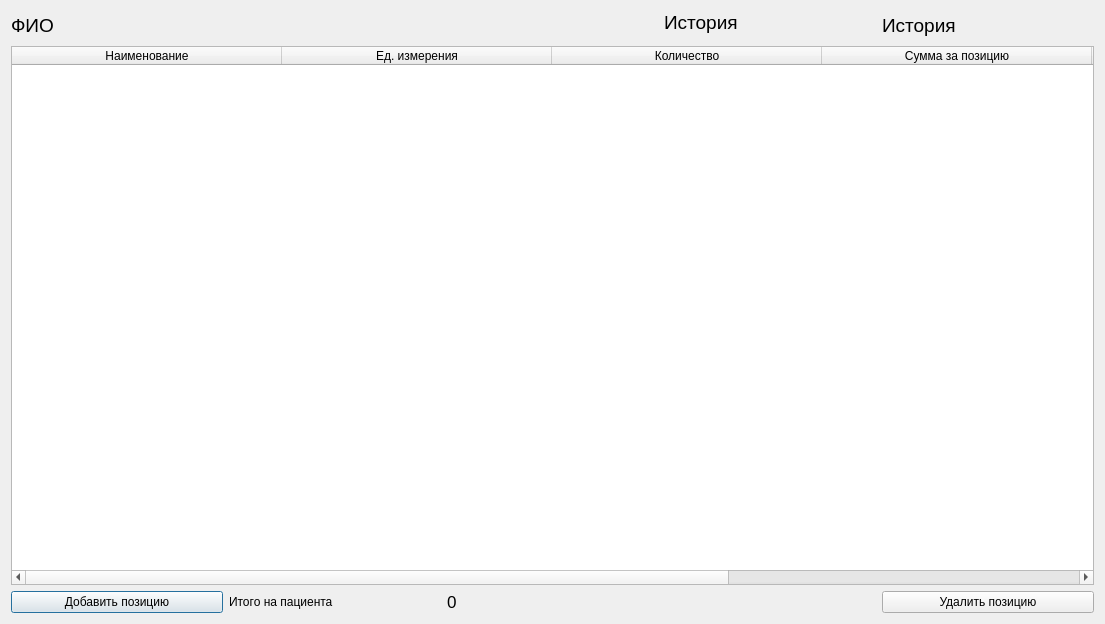
Qt form UI_files/PatientAll_costs.ui (Vofanchik/patient_estimate) before a commit.
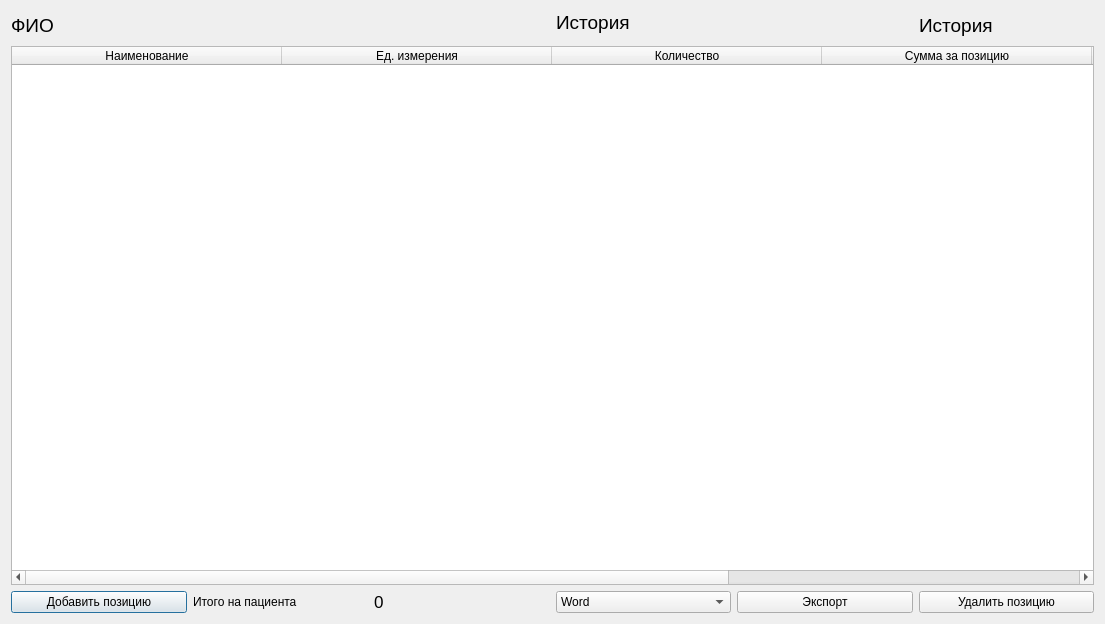
The same form after that commit.

Patch:
```diff
--- a/UI_files/PatientAll_costs.ui
+++ b/UI_files/PatientAll_costs.ui
@@ -19,7 +19,7 @@
    <string>Расходы на пациента</string>
   </property>
   <layout class="QGridLayout" name="gridLayout">
-   <item row="3" column="0">
+   <item row="4" column="0">
     <widget class="QPushButton" name="pushButton">
      <property name="font">
       <font>
@@ -31,7 +31,7 @@
      </property>
     </widget>
    </item>
-   <item row="0" column="4" rowspan="2">
+   <item row="0" column="5" rowspan="2">
     <layout class="QHBoxLayout" name="horizontalLayout">
      <item>
       <layout class="QHBoxLayout" name="horizontalLayout_2">
@@ -72,7 +72,7 @@
      </property>
     </widget>
    </item>
-   <item row="3" column="4">
+   <item row="4" column="5">
     <widget class="QPushButton" name="pushButton_2">
      <property name="font">
       <font>
@@ -97,33 +97,7 @@
      </property>
     </widget>
    </item>
-   <item row="3" column="2">
-    <widget class="QLabel" name="label_4">
-     <property name="font">
-      <font>
-       <family>MS Shell Dlg 2</family>
-       <pointsize>13</pointsize>
-       <italic>false</italic>
-      </font>
-     </property>
-     <property name="text">
-      <string>0</string>
-     </property>
-    </widget>
-   </item>
-   <item row="3" column="1">
-    <widget class="QLabel" name="label_3">
-     <property name="font">
-      <font>
-       <family>MS Shell Dlg 2</family>
-      </font>
-     </property>
-     <property name="text">
-      <string>Итого на пациента</string>
-     </property>
-    </widget>
-   </item>
-   <item row="2" column="0" colspan="5">
+   <item row="2" column="0" colspan="6">
     <widget class="QTableWidget" name="tableWidget">
      <property name="font">
       <font>
@@ -180,6 +154,53 @@
      </column>
     </widget>
    </item>
+   <item row="4" column="2">
+    <widget class="QLabel" name="label_4">
+     <property name="font">
+      <font>
+       <family>MS Shell Dlg 2</family>
+       <pointsize>13</pointsize>
+       <italic>false</italic>
+      </font>
+     </property>
+     <property name="text">
+      <string>0</string>
+     </property>
+    </widget>
+   </item>
+   <item row="4" column="1">
+    <widget class="QLabel" name="label_3">
+     <property name="font">
+      <font>
+       <family>MS Shell Dlg 2</family>
+      </font>
+     </property>
+     <property name="text">
+      <string>Итого на пациента</string>
+     </property>
+    </widget>
+   </item>
+   <item row="4" column="3">
+    <widget class="QComboBox" name="comboBox">
+     <item>
+      <property name="text">
+       <string>Word</string>
+      </property>
+     </item>
+     <item>
+      <property name="text">
+       <string>OpenOffice</string>
+      </property>
+     </item>
+    </widget>
+   </item>
+   <item row="4" column="4">
+    <widget class="QPushButton" name="pushButton_3">
+     <property name="text">
+      <string>Экспорт</string>
+     </property>
+    </widget>
+   </item>
   </layout>
  </widget>
  <resources/>
```
